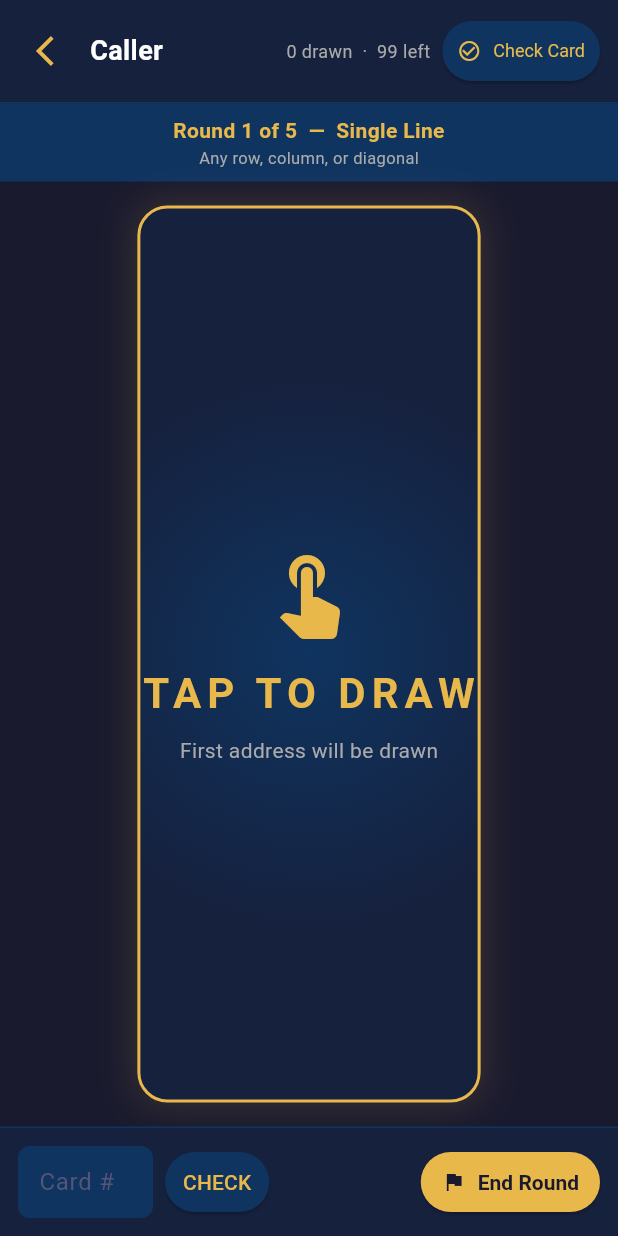
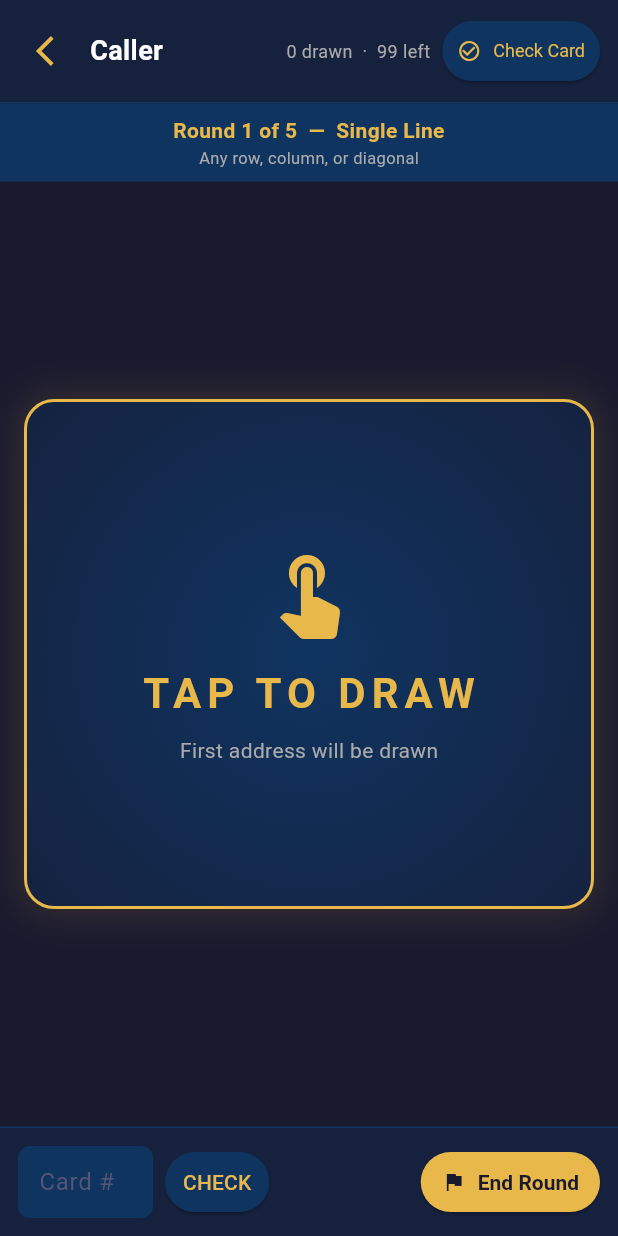
Before and after one commit to northernWilder/kdfn-bingo-caller, a Flutter app: the CallerScreen screen opened directly, on a phone screen of 412 x 824 dp. Run offline on Flutter 3.47's test engine with Material 3 defaults, Android fonts, the phone set to English and light mode, and no system bars; our stand-ins replace audioplayers, confetti, flutter_animate.

Commit message:
caller screen formatted

```diff
--- a/lib/screens/caller_screen.dart
+++ b/lib/screens/caller_screen.dart
@@ -231,7 +231,18 @@ class _CallerScreenState extends State<CallerScreen> {
     return GestureDetector(
       onTap: _drawing ? null : () => _draw(context),
       child: Container(
+        width: double.infinity,
         margin: const EdgeInsets.all(16),
+        child: Center(
+          child: ConstrainedBox(
+            constraints: const BoxConstraints(
+              minWidth: 280,
+              minHeight: 340,
+              maxWidth: 440,
+            ),
+            child: Container(
+              width: double.infinity,
+              padding: const EdgeInsets.symmetric(horizontal: 20, vertical: 28),
               decoration: BoxDecoration(
                 gradient: const RadialGradient(
                   colors: [Color(0xFF0F3460), Color(0xFF16213E)],
@@ -251,11 +262,15 @@ class _CallerScreenState extends State<CallerScreen> {
                   ? _buildTapToStart()
                   : _buildLastDraw(last, game),
             ),
+          ),
+        ),
+      ),
     );
   }
 
   Widget _buildTapToStart() {
     return const Column(
+      mainAxisSize: MainAxisSize.min,
       mainAxisAlignment: MainAxisAlignment.center,
       children: [
         Icon(Icons.touch_app, color: Color(0xFFE8B84B), size: 64),
@@ -290,6 +305,7 @@ class _CallerScreenState extends State<CallerScreen> {
         : (colIdx >= 0 ? _colNames[colIdx] : drawn.column);
 
     return Column(
+      mainAxisSize: MainAxisSize.min,
       mainAxisAlignment: MainAxisAlignment.center,
       children: [
         Container(
@@ -320,6 +336,7 @@ class _CallerScreenState extends State<CallerScreen> {
         const SizedBox(height: 8),
         Text(
           drawn.fullAddress,
+          textAlign: TextAlign.center,
           style: const TextStyle(color: Color(0xFFAAAAAA), fontSize: 18),
         ),
         if (drawn.isWild) ...[
```
Lines whose indentation alone changed are shown as unchanged.
